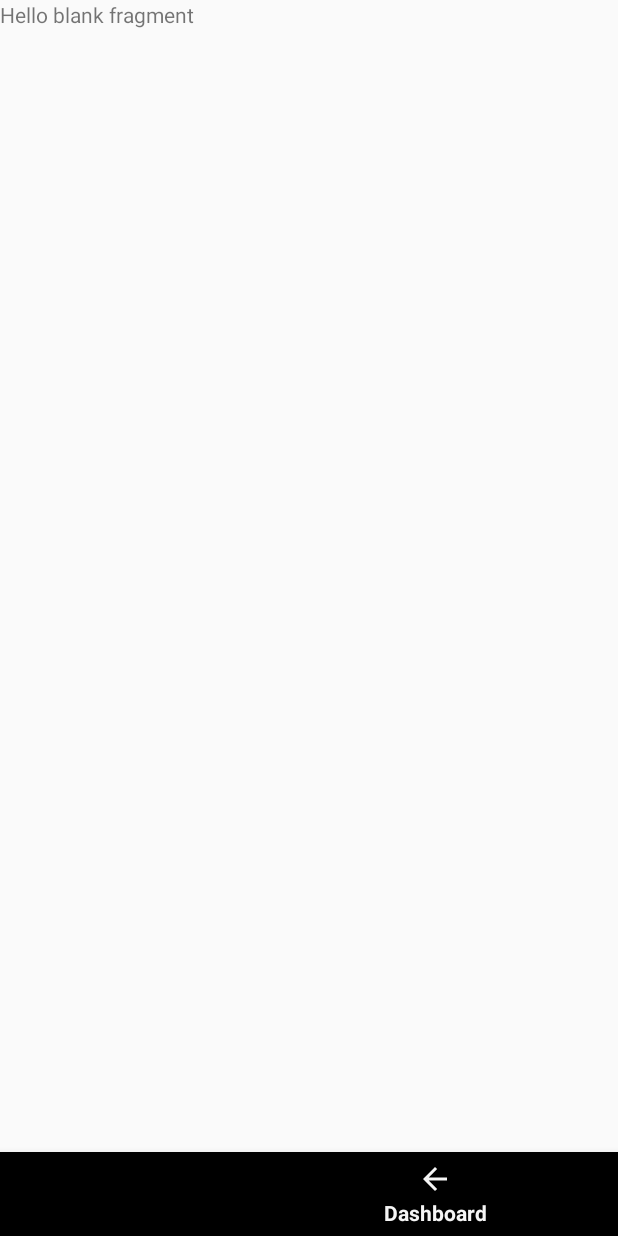
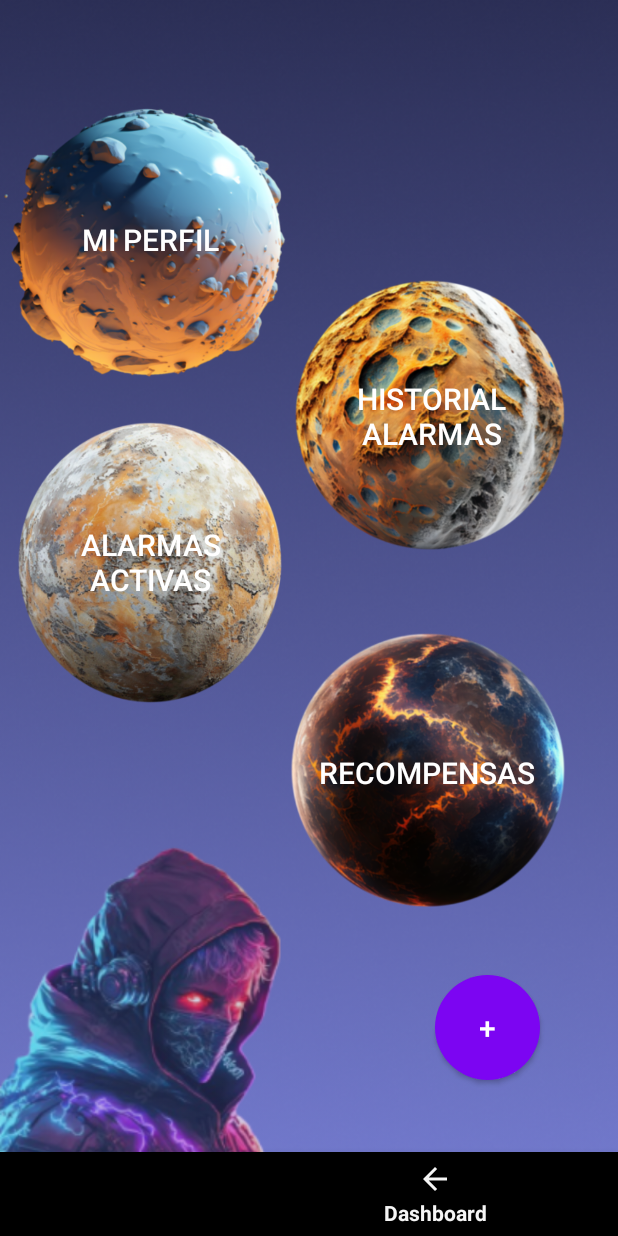
Before and after one commit to jhosalarcon/MISW-4302-GamerAlarm-Mobile, an Android app built with Jetpack Compose: the Dashboard screen opened through its navigation route, on a phone screen of 412 x 824 dp. Run offline under Robolectric (Android 15) with nearby library versions, the phone set to English and light mode, and no system bars; our stand-ins replace navigation-ui.

Commit message:
add pantalla 1

```diff
--- a/app/src/main/java/com/misw/gameralarm/Dashboard.kt
+++ b/app/src/main/java/com/misw/gameralarm/Dashboard.kt
@@ -5,9 +5,10 @@ import androidx.fragment.app.Fragment
 import android.view.LayoutInflater
 import android.view.View
 import android.view.ViewGroup
+import android.widget.Button
+import androidx.appcompat.app.AlertDialog
+import androidx.navigation.fragment.findNavController
 
-// TODO: Rename parameter arguments, choose names that match
-// the fragment initialization parameters, e.g. ARG_ITEM_NUMBER
 private const val ARG_PARAM1 = "param1"
 private const val ARG_PARAM2 = "param2"
 
@@ -17,7 +18,7 @@ private const val ARG_PARAM2 = "param2"
  * create an instance of this fragment.
  */
 class Dashboard : Fragment() {
-    // TODO: Rename and change types of parameters
+
     private var param1: String? = null
     private var param2: String? = null
 
@@ -33,20 +34,50 @@ class Dashboard : Fragment() {
         inflater: LayoutInflater, container: ViewGroup?,
         savedInstanceState: Bundle?
     ): View? {
-        // Inflate the layout for this fragment
-        return inflater.inflate(R.layout.fragment_dashboard, container, false)
+        val view = inflater.inflate(R.layout.fragment_dashboard, container, false)
+
+        val btnPerfil: Button = view.findViewById(R.id.btnPerfil)
+        val btnHistorial: Button = view.findViewById(R.id.btnHistorial)
+        val btnAlarmasActivas: Button = view.findViewById(R.id.btnAlarmasActivas)
+        val btnRecompensas: Button = view.findViewById(R.id.btnRecompensas)
+        val btnCrearAlarma: Button = view.findViewById(R.id.btnCrearAlarma)
+
+        btnRecompensas.setOnClickListener {
+            findNavController().navigate(R.id.action_dashboard_to_recompensas)
+        }
+
+        btnHistorial.setOnClickListener {
+            showPopup("Historial alarmas", "Esta funcionalidad no está en el alcance")
+        }
+
+        btnCrearAlarma.setOnClickListener {
+            showPopup("Crear alarma", "Esta funcionalidad no está en el alcance")
+        }
+
+        btnAlarmasActivas.setOnClickListener {
+            showPopup("Alarmas activas", "Esta funcionalidad no está en el alcance")
+        }
+
+        btnPerfil.setOnClickListener {
+            showPopup("Mi perfil", "Esta funcionalidad no está en el alcance")
+        }
+
+        return view
+    }
+
+    private fun showPopup(title: String, message: String) {
+
+        val builder = AlertDialog.Builder(requireContext())
+        builder.setTitle(title)
+        builder.setMessage(message)
+
+        builder.setPositiveButton("Cerrar") { dialog, _ -> dialog.dismiss() }
+
+        val dialog = builder.create()
+        dialog.show()
     }
 
     companion object {
-        /**
-         * Use this factory method to create a new instance of
-         * this fragment using the provided parameters.
-         *
-         * @param param1 Parameter 1.
-         * @param param2 Parameter 2.
-         * @return A new instance of fragment Dashboard.
-         */
-        // TODO: Rename and change types and number of parameters
         @JvmStatic
         fun newInstance(param1: String, param2: String) =
             Dashboard().apply {
--- a/app/src/main/res/layout/fragment_dashboard.xml
+++ b/app/src/main/res/layout/fragment_dashboard.xml
@@ -3,12 +3,62 @@
     xmlns:tools="http://schemas.android.com/tools"
     android:layout_width="match_parent"
     android:layout_height="match_parent"
+    android:background="@drawable/background"
     tools:context=".Dashboard">
 
-    <!-- TODO: Update blank fragment layout -->
-    <TextView
-        android:layout_width="match_parent"
-        android:layout_height="match_parent"
-        android:text="@string/hello_blank_fragment" />
+    <Button
+        android:id="@+id/btnPerfil"
+        android:layout_width="200dp"
+        android:layout_height="200dp"
+        android:background="@drawable/planet1"
+        android:text="Mi perfil"
+        android:textColor="@android:color/white"
+        android:textSize="20sp"
+        android:layout_marginStart="0dp"
+        android:layout_marginTop="60dp" />
+
+    <Button
+        android:id="@+id/btnHistorial"
+        android:layout_width="235dp"
+        android:layout_height="235dp"
+        android:layout_marginTop="160dp"
+        android:layout_marginStart="170dp"
+        android:background="@drawable/planet2"
+        android:text="Historial\nalarmas"
+        android:textColor="@android:color/white"
+        android:textSize="20sp" />
+
+    <Button
+        android:id="@+id/btnAlarmasActivas"
+        android:layout_width="240dp"
+        android:layout_height="230dp"
+        android:background="@drawable/planet3"
+        android:text="Alarmas\nactivas"
+        android:textColor="@android:color/white"
+        android:textSize="20sp"
+        android:layout_marginStart="-20dp"
+        android:layout_marginTop="260dp" />
+
+    <Button
+        android:id="@+id/btnRecompensas"
+        android:layout_width="250dp"
+        android:layout_height="250dp"
+        android:background="@drawable/planet4"
+        android:text="Recompensas"
+        android:textColor="@android:color/white"
+        android:textSize="20sp"
+        android:layout_marginStart="160dp"
+        android:layout_marginTop="390dp" />
+
+    <Button
+        android:id="@+id/btnCrearAlarma"
+        android:layout_width="70dp"
+        android:layout_height="70dp"
+        android:background="@drawable/circular_button"
+        android:text="+"
+        android:textColor="@android:color/white"
+        android:textSize="20sp"
+        android:layout_marginStart="290dp"
+        android:layout_marginTop="650dp" />
 
 </FrameLayout>
--- a/app/src/main/res/navigation/nav_graph.xml
+++ b/app/src/main/res/navigation/nav_graph.xml
@@ -27,5 +27,7 @@
     <action
         android:id="@+id/action_home_to_dashboard"
         app:destination="@id/dashboard" />
-
+    <action
+        android:id="@+id/action_dashboard_to_recompensas"
+        app:destination="@id/recompensas" />
 </navigation>
```
Also changed, not shown: app/src/main/res/drawable/planet1.png (added), app/src/main/res/drawable/planet2.webp (added), app/src/main/res/drawable/planet3.webp (added), app/src/main/res/drawable/planet4.webp (added).
